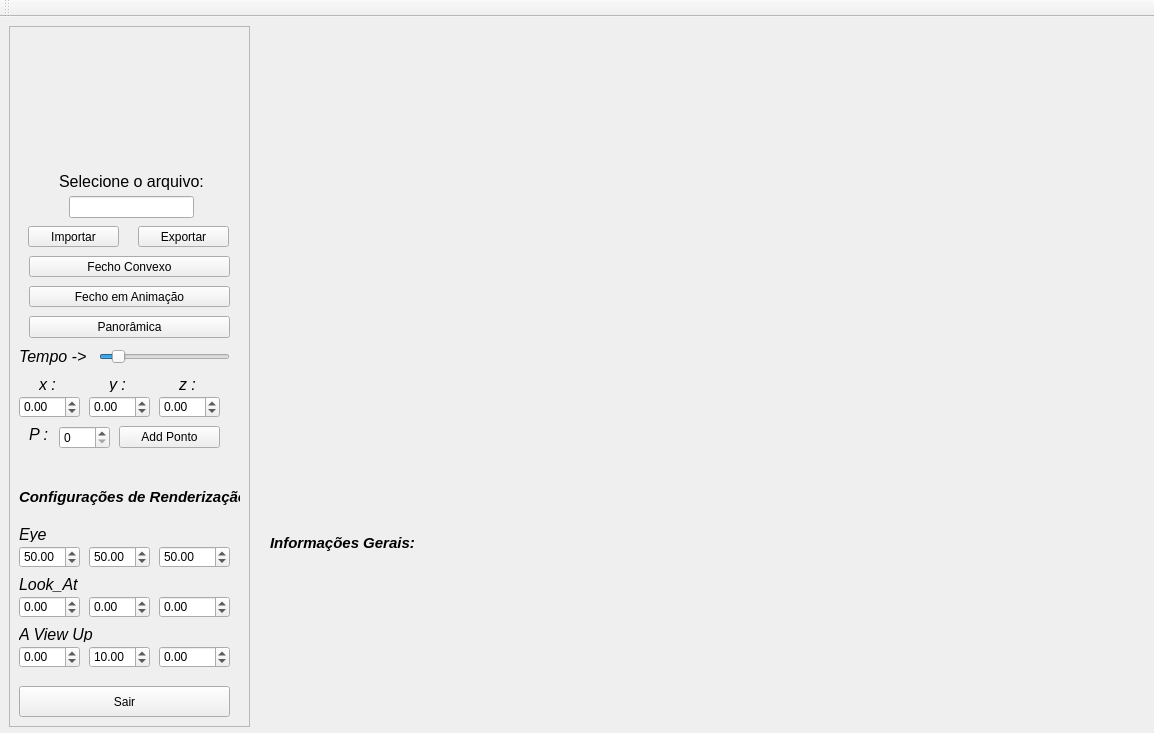
Qt form OpenGL/mainwindow.ui (Alexandrecajamos/geometria_comp) before a commit.
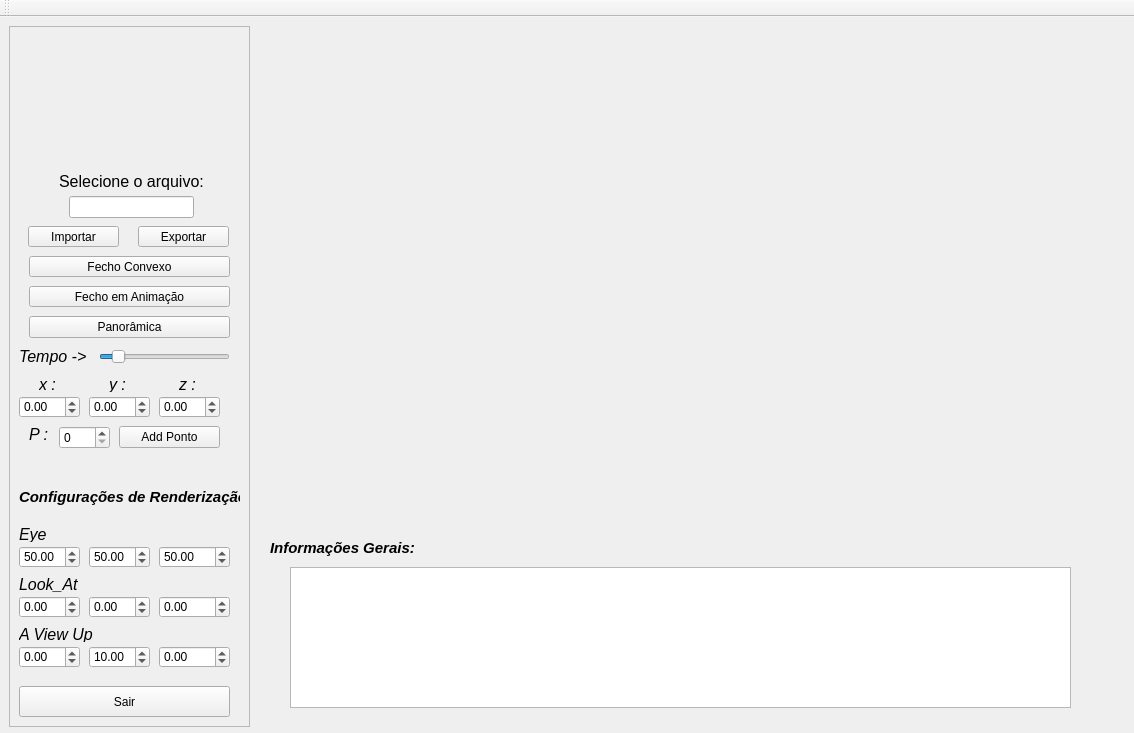
The same form after that commit. Icons and pictures are not drawn. Custom widgets are drawn as their Qt base class.

What changed in the file:
```diff
--- a/OpenGL/mainwindow.ui
+++ b/OpenGL/mainwindow.ui
@@ -6,7 +6,7 @@
    <rect>
     <x>0</x>
     <y>0</y>
-    <width>1154</width>
+    <width>1134</width>
     <height>733</height>
    </rect>
   </property>
@@ -635,26 +635,13 @@
      </sizepolicy>
     </property>
    </widget>
-   <widget class="QLabel" name="Inf">
-    <property name="geometry">
-     <rect>
-      <x>280</x>
-      <y>560</y>
-      <width>751</width>
-      <height>131</height>
-     </rect>
-    </property>
-    <property name="text">
-     <string/>
-    </property>
-   </widget>
    <widget class="QLabel" name="label_46">
     <property name="geometry">
      <rect>
       <x>270</x>
       <y>510</y>
       <width>161</width>
-      <height>31</height>
+      <height>41</height>
      </rect>
     </property>
     <property name="font">
@@ -673,6 +660,16 @@
      <bool>false</bool>
     </property>
    </widget>
+   <widget class="QTextBrowser" name="Inf">
+    <property name="geometry">
+     <rect>
+      <x>290</x>
+      <y>550</y>
+      <width>781</width>
+      <height>141</height>
+     </rect>
+    </property>
+   </widget>
   </widget>
   <widget class="QToolBar" name="mainToolBar">
    <attribute name="toolBarArea">
```
Left out of the diff: 2 changed lines with no effect on the pictures.
